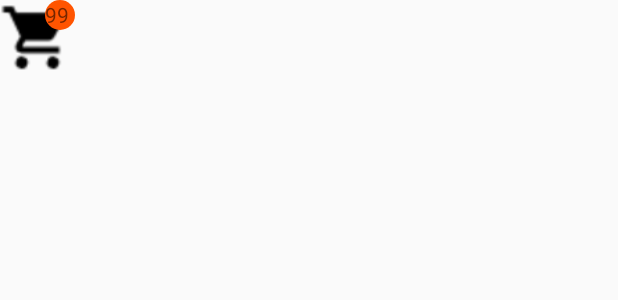
After one commit to onur-tlntmr/Android, an Android app: the layout menu_item_basket.xml on its own in the app's theme, with its tools: preview values and no code run, on a phone screen of 412 x 824 dp. The commit adds this screen. Shown: the top 300 px of the screen. Run offline under Robolectric (Android 15) with nearby library versions, the phone set to English and light mode, and no system bars.

Commit message:
Eksik dosyalar yeniden eklendi

```diff
--- a/3dTable/app/src/main/java/com/codexe/a3dtable/MainActivity.java
+++ b/3dTable/app/src/main/java/com/codexe/a3dtable/MainActivity.java
@@ -95,7 +95,7 @@ public class MainActivity extends AppCompatActivity {
         final MenuItem menuItem = menu.findItem(R.id.nav_basketFragment);
         View view = menuItem.getActionView();
 
-        final TextView txt_notification = view.findViewById(R.id.menu_item_basket_txt);
+        final TextView txt_notification = view.findViewById(R.id.menu_item_basket_txt_count);
         final NavController navController = Navigation.findNavController(this, R.id.nav_host_fragment);
 
 
--- a/3dTable/app/src/main/java/com/codexe/a3dtable/TestUtils/LoginControl.java
+++ b/3dTable/app/src/main/java/com/codexe/a3dtable/TestUtils/LoginControl.java
@@ -49,8 +49,6 @@ public class LoginControl extends AsyncTask<Void, Void, Boolean> {
 
         if (result)
             user = sampleDB.getUser(mail);
-
-
         return result;
     }
 
--- /dev/null
+++ b/3dTable/app/src/main/res/drawable/small_rounded_shape.xml
@@ -0,0 +1,10 @@
+<?xml version="1.0" encoding="utf-8"?>
+<shape
+    xmlns:android="http://schemas.android.com/apk/res/android"
+    android:shape="oval">
+        <solid android:color="#FF5400"></solid>
+    <size
+        android:width="20dp"
+        android:height="20dp"/>
+
+</shape>
--- /dev/null
+++ b/3dTable/app/src/main/res/layout/menu_item_basket.xml
@@ -0,0 +1,20 @@
+<?xml version="1.0" encoding="utf-8"?>
+<RelativeLayout
+    xmlns:android="http://schemas.android.com/apk/res/android" android:layout_width="match_parent"
+    android:layout_height="match_parent">
+    <ImageButton
+        android:id="@+id/menu_item_basket_img"
+        android:layout_width="50dp"
+        android:layout_height="50dp"
+        android:background="@drawable/ic_shopping_cart_black"/>
+
+    <TextView
+        android:id="@+id/menu_item_basket_txt_count"
+        android:layout_width="wrap_content"
+        android:layout_height="wrap_content"
+
+        android:layout_alignRight="@id/menu_item_basket_img"
+        android:layout_alignTop="@id/menu_item_basket_img"
+        android:background="@drawable/small_rounded_shape"
+        android:text="99" />
+</RelativeLayout>
```
Also changed, not shown: 3dTable/app/src/main/java/com/codexe/a3dtable/TestUtils/SampleDB.java (added, +78 -0 lines), 3dTable/app/src/main/java/com/codexe/a3dtable/ui/products/GridRecyclerView.java (added, +60 -0 lines), 3dTable/app/src/main/res/anim/grid_layout_animation_from_bottom.xml (added, +9 -0 lines), 3dTable/app/src/main/res/anim/item_animation_from_bottom.xml (added, +17 -0 lines), 3dTable/app/src/main/res/drawable/ic_search_black.png (added), 3dTable/app/src/main/res/drawable/ic_search_white.png (added), 1 other file.
